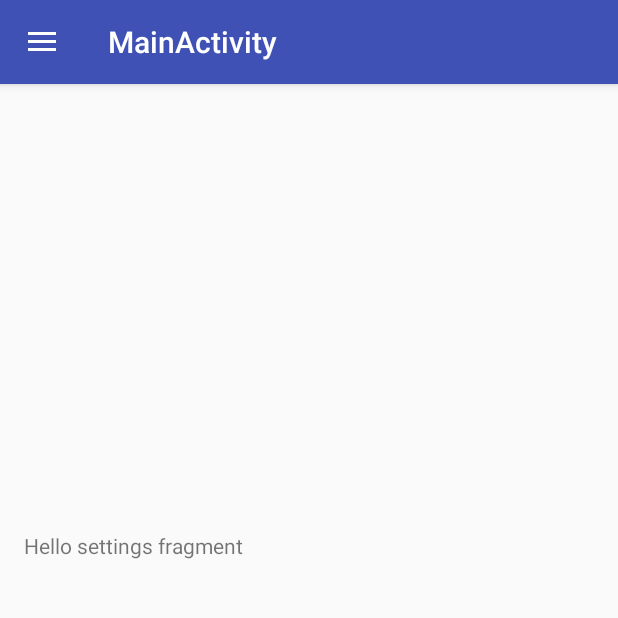
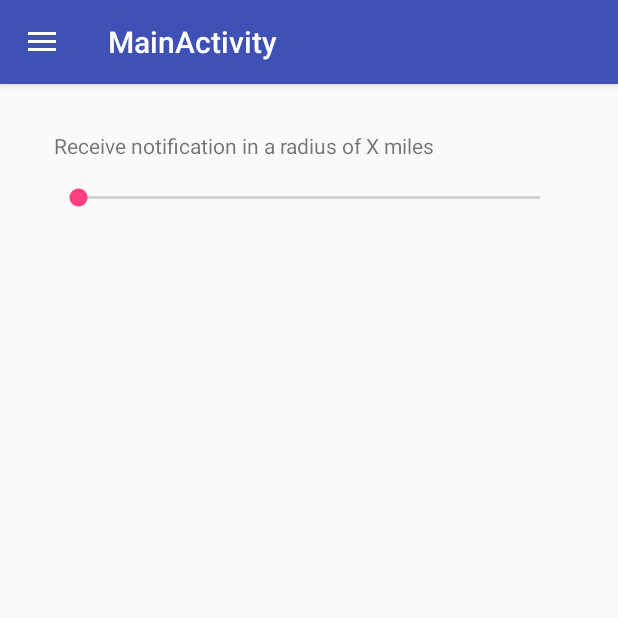
Before and after one commit to saihou/SoLo, an Android app: the fragment SettingsFragment placed in its activity, on a phone screen of 412 x 824 dp, the top half of it. Run offline under Robolectric (Android 15) with nearby library versions, the phone set to English and light mode, and no system bars.

Commit message:
Added radius slider to settings

```diff
--- a/Android/app/src/main/java/com/coldcoldnuts/solo/SettingsFragment.java
+++ b/Android/app/src/main/java/com/coldcoldnuts/solo/SettingsFragment.java
@@ -1,12 +1,15 @@
 package com.coldcoldnuts.solo;
 
 import android.content.Context;
+import android.content.res.Resources;
 import android.net.Uri;
 import android.os.Bundle;
 import android.support.v4.app.Fragment;
 import android.view.LayoutInflater;
 import android.view.View;
 import android.view.ViewGroup;
+import android.widget.SeekBar;
+import android.widget.TextView;
 
 
 /**
@@ -26,6 +29,8 @@ public class SettingsFragment extends Fragment {
     // TODO: Rename and change types of parameters
     private String mParam1;
     private String mParam2;
+    private TextView radiusLabel;
+    private SeekBar radiusSlider;
 
     private OnFragmentInteractionListener mListener;
 
@@ -64,7 +69,33 @@ public class SettingsFragment extends Fragment {
     public View onCreateView(LayoutInflater inflater, ViewGroup container,
                              Bundle savedInstanceState) {
         // Inflate the layout for this fragment
-        return inflater.inflate(R.layout.fragment_settings, container, false);
+        View view = inflater.inflate(R.layout.fragment_settings, container, false);
+
+        radiusLabel = (TextView) view.findViewById(R.id.labelRadius);
+        radiusSlider = (SeekBar) view.findViewById(R.id.sliderRadius);
+
+        radiusSlider.setMax(50);
+        radiusSlider.setOnSeekBarChangeListener(new SeekBar.OnSeekBarChangeListener() {
+            @Override
+            public void onProgressChanged(SeekBar seekBar, int progress, boolean fromUser) {
+                float progressF = progress / 10f;
+
+                Resources res = getResources();
+                String newLabel = String.format(res.getString(R.string.radius_label), Float.toString(progressF));
+                radiusLabel.setText(newLabel);
+            }
+
+            @Override
+            public void onStartTrackingTouch(SeekBar seekBar) {
+
+            }
+
+            @Override
+            public void onStopTrackingTouch(SeekBar seekBar) {
+
+            }
+        });
+        return view;
     }
 
     // TODO: Rename method, update argument and hook method into UI event
--- a/Android/app/src/main/res/layout/app_bar_main.xml
+++ b/Android/app/src/main/res/layout/app_bar_main.xml
@@ -7,10 +7,15 @@
     android:fitsSystemWindows="true"
     tools:context="com.coldcoldnuts.solo.MainActivity">
 
+    <RelativeLayout
+        android:layout_width="match_parent"
+        android:layout_height="match_parent">
+
         <android.support.design.widget.AppBarLayout
             android:layout_width="match_parent"
             android:layout_height="wrap_content"
-        android:theme="@style/AppTheme.AppBarOverlay">
+            android:theme="@style/AppTheme.AppBarOverlay"
+            android:id="@+id/view">
 
             <android.support.v7.widget.Toolbar
                 android:id="@+id/toolbar"
@@ -20,7 +25,12 @@
                 app:popupTheme="@style/AppTheme.PopupOverlay" />
 
         </android.support.design.widget.AppBarLayout>
-
-    <include layout="@layout/content_main" />
+        <include layout="@layout/content_main"
+            android:layout_below="@+id/view"
+            android:layout_alignParentLeft="true"
+            android:layout_alignParentStart="true"
+            android:layout_width="match_parent"
+            android:layout_height="match_parent" />
+    </RelativeLayout>
 
 </FrameLayout>
--- a/Android/app/src/main/res/layout/fragment_settings.xml
+++ b/Android/app/src/main/res/layout/fragment_settings.xml
@@ -5,10 +5,28 @@
     tools:context="com.coldcoldnuts.solo.SettingsFragment">
 
     <!-- TODO: Update blank fragment layout -->
-    <TextView
+    <RelativeLayout
         android:layout_width="match_parent"
-        android:layout_height="115dp"
-        android:text="@string/hello_settings_fragment"
-        android:layout_gravity="center" />
+        android:layout_height="match_parent">
+
+        <TextView
+            android:layout_width="match_parent"
+            android:layout_height="35dp"
+            android:text="@string/hello_settings_fragment"
+            android:layout_gravity="left|top"
+            android:layout_marginTop="15dp"
+            android:id="@+id/labelRadius"
+            android:layout_marginLeft="20dp"
+            android:layout_marginRight="20dp" />
+
+        <SeekBar
+            android:layout_width="match_parent"
+            android:layout_height="wrap_content"
+            android:id="@+id/sliderRadius"
+            android:layout_below="@+id/labelRadius"
+            android:layout_centerHorizontal="true"
+            android:layout_marginLeft="20dp"
+            android:layout_marginRight="20dp" />
+    </RelativeLayout>
 
 </FrameLayout>
--- a/Android/app/src/main/res/values/strings.xml
+++ b/Android/app/src/main/res/values/strings.xml
@@ -20,7 +20,7 @@
 
     <string name="action_settings">Settings</string>
 
-    <!-- TODO: Remove or change this placeholder text -->
     <string name="hello_content_fragment">Hello content fragment</string>
-    <string name="hello_settings_fragment">Hello settings fragment</string>
+    <string name="hello_settings_fragment">Receive notification in a radius of X miles</string>
+    <string name="radius_label">Subscribe to notifications within %s miles</string>
 </resources>
```
Lines whose indentation alone changed are shown as unchanged.
